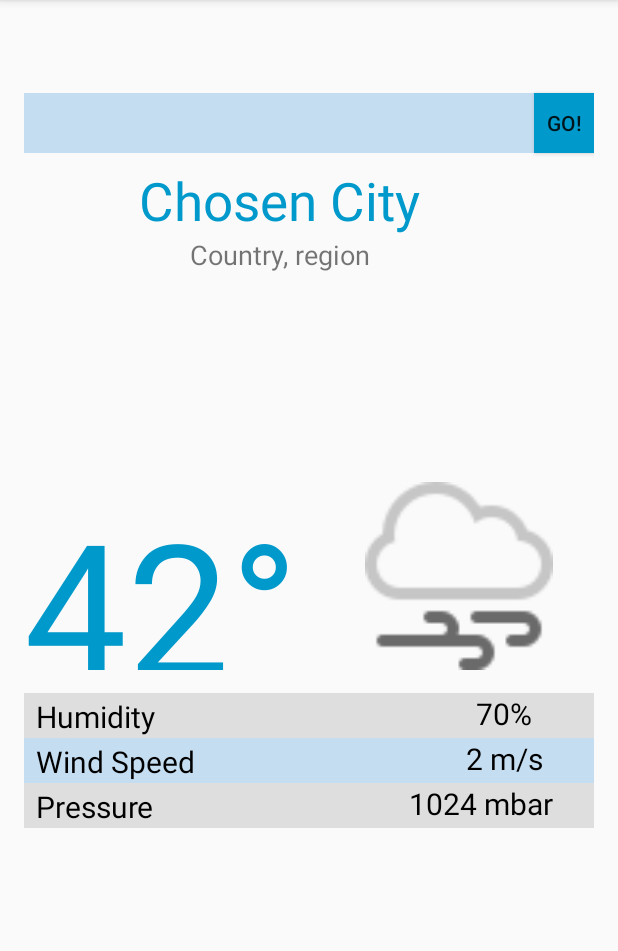
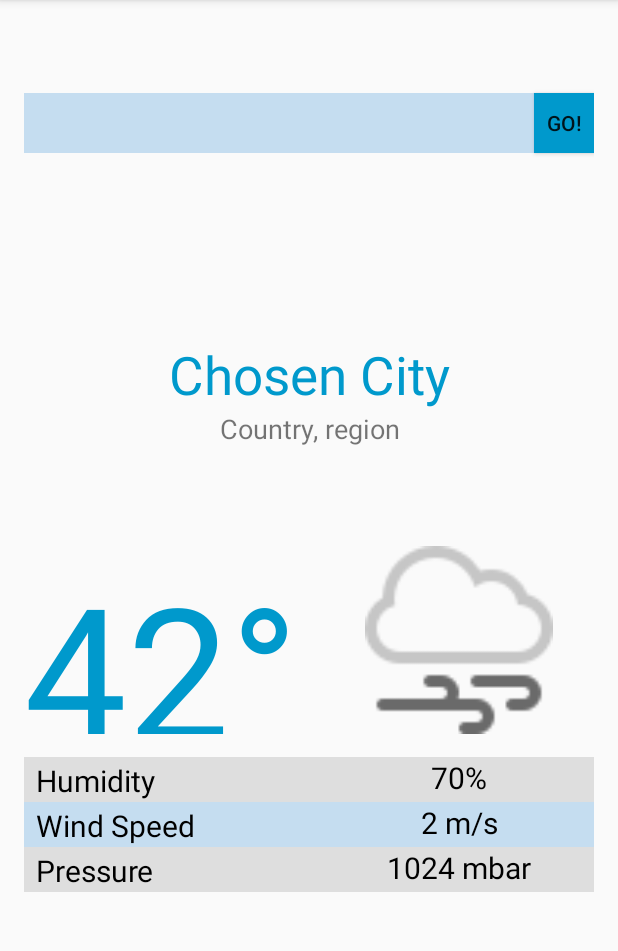
Before and after one commit to Rextuz/weather-together, an Android app: the screen it shows after launch (MainActivity), on a phone screen of 412 x 824 dp, the part 84-1035 px from its top. Run offline under Robolectric (Android 15) with nearby library versions, the phone set to English and light mode, and no system bars.

Commit message:
weather results published on a separate layer; adde some icons

```diff
--- a/app/src/main/res/layout/content_main.xml
+++ b/app/src/main/res/layout/content_main.xml
@@ -8,8 +8,8 @@
     android:paddingBottom="@dimen/activity_vertical_margin"
     app:layout_behavior="@string/appbar_scrolling_view_behavior"
     tools:context=".MainActivity"
-    tools:showIn="@layout/activity_main"
-    android:clickable="true">
+    android:clickable="true"
+    tools:showIn="@layout/activity_main">
 
     <EditText
         android:layout_width="280dp"
@@ -35,6 +35,12 @@
         android:layout_alignTop="@+id/editText"
         android:layout_alignParentRight="true"
         android:layout_alignParentEnd="true" />
+
+    <RelativeLayout
+        android:layout_width="match_parent"
+        android:layout_height="match_parent"
+        android:layout_alignBottom="@+id/pressure_label"
+        android:layout_below="@+id/editText">
 
         <TextView
             android:layout_width="200dp"
@@ -64,31 +70,26 @@
             android:textAppearance="?android:attr/textAppearanceMedium"
             android:text="Chosen City"
             android:id="@+id/city"
-        android:layout_below="@+id/editText"
-        android:layout_alignLeft="@+id/temperature"
-        android:layout_alignStart="@+id/temperature"
-        android:layout_marginTop="15dp"
-        android:layout_toStartOf="@+id/button"
-        android:layout_toLeftOf="@+id/button"
             android:textSize="35sp"
             android:textIsSelectable="true"
             android:textAlignment="center"
             android:singleLine="false"
-        android:textColor="@android:color/holo_blue_dark" />
+            android:textColor="@android:color/holo_blue_dark"
+            android:layout_above="@+id/textView"
+            android:layout_alignParentLeft="true"
+            android:layout_alignParentStart="true" />
 
         <TextView
             android:layout_width="wrap_content"
             android:layout_height="wrap_content"
             android:textAppearance="?android:attr/textAppearanceSmall"
             android:id="@+id/textView"
-        android:layout_below="@+id/city"
-        android:layout_alignLeft="@+id/city"
-        android:layout_alignStart="@+id/city"
-        android:layout_alignRight="@+id/editText"
-        android:layout_alignEnd="@+id/editText"
             android:text="Country, region"
             android:textSize="18sp"
-        android:textAlignment="center" />
+            android:textAlignment="center"
+            android:layout_marginBottom="66dp"
+            android:layout_above="@+id/temperature"
+            android:layout_centerHorizontal="true" />
 
         <TextView
             android:layout_width="260dp"
@@ -105,7 +106,9 @@
             android:background="@color/units_table_row1"
             android:layout_alignParentBottom="false"
             android:paddingTop="2sp"
-        android:paddingLeft="8sp" />
+            android:paddingLeft="8sp"
+            android:layout_toLeftOf="@+id/imageView"
+            android:layout_toStartOf="@+id/imageView" />
 
         <TextView
             android:layout_width="match_parent"
@@ -136,7 +139,9 @@
             android:layout_alignStart="@+id/humidity_label"
             android:background="@color/color_main"
             android:paddingLeft="8sp"
-        android:paddingTop="2sp" />
+            android:paddingTop="2sp"
+            android:layout_toLeftOf="@+id/imageView"
+            android:layout_toStartOf="@+id/imageView" />
 
         <TextView
             android:layout_width="match_parent"
@@ -165,7 +170,9 @@
             android:layout_alignLeft="@+id/windspeed_label"
             android:layout_alignStart="@+id/windspeed_label"
             android:paddingLeft="8sp"
-        android:paddingTop="2sp" />
+            android:paddingTop="2sp"
+            android:layout_toLeftOf="@+id/imageView"
+            android:layout_toStartOf="@+id/imageView" />
 
         <TextView
             android:layout_width="match_parent"
@@ -178,9 +185,13 @@
             android:background="@color/units_table_row1"
             android:textAlignment="center"
             android:layout_alignTop="@+id/pressure_label"
-        android:layout_toEndOf="@+id/pressure_label" /><![CDATA[
+            android:layout_toEndOf="@+id/pressure_label" />
+    </RelativeLayout><![CDATA[
+
+
 
     />
 
+
 ]]>
 </RelativeLayout>
```
Also changed, not shown: app/src/main/res/drawable-hdpi/storm.png (added), app/src/main/res/drawable-hdpi/sunrise.png (added), app/src/main/res/drawable-hdpi/sunset.png (added), app/src/main/res/drawable-hdpi/tornado.png (added), 2 other files. Lines whose indentation alone changed are shown as unchanged.
